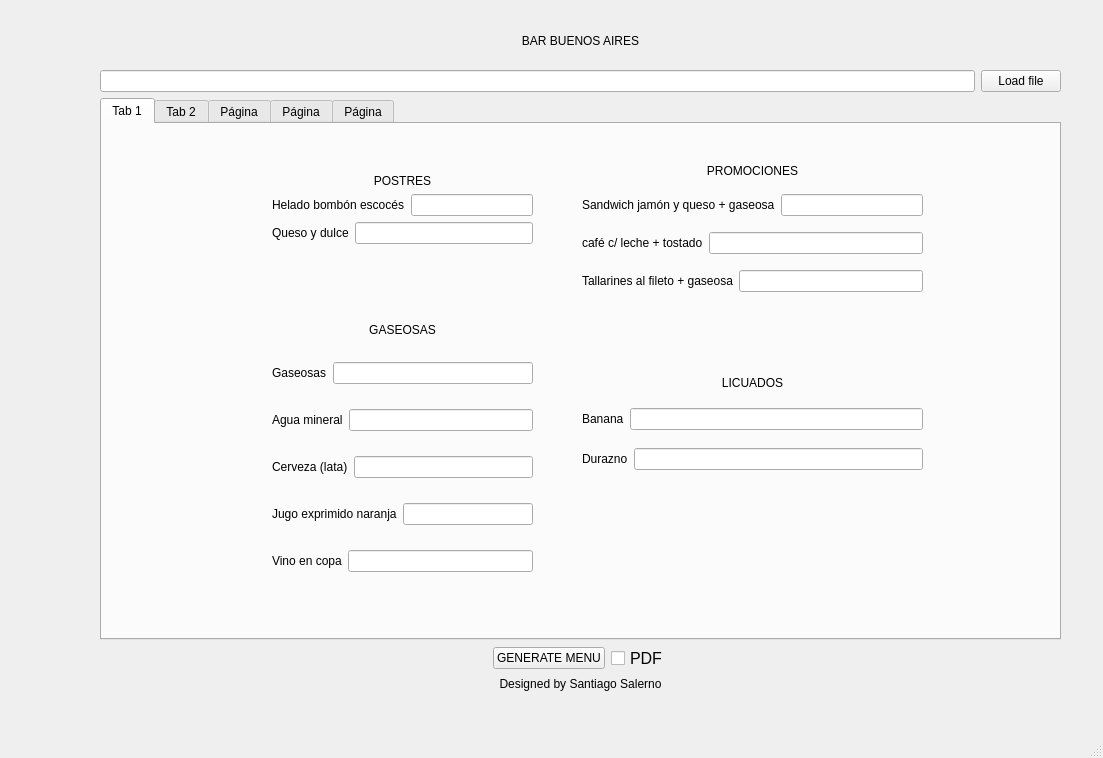
Santisaler/Menu-app, file ui/proyecto4.ui: the form before one commit.
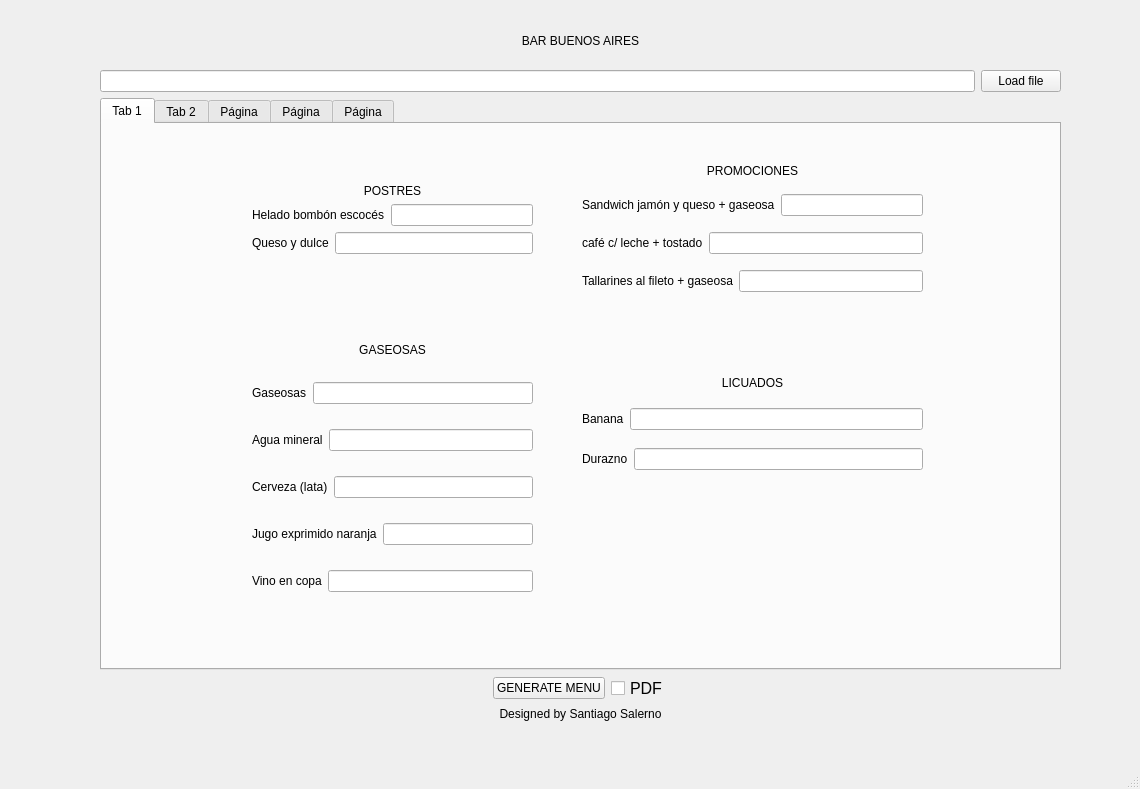
The form after the commit.

What changed in the file:
```diff
--- a/ui/proyecto4.ui
+++ b/ui/proyecto4.ui
@@ -6,8 +6,8 @@
    <rect>
     <x>0</x>
     <y>0</y>
-    <width>1103</width>
-    <height>758</height>
+    <width>1140</width>
+    <height>789</height>
    </rect>
   </property>
   <property name="windowTitle">
@@ -36,7 +36,7 @@
       <x>100</x>
       <y>70</y>
       <width>961</width>
-      <height>621</height>
+      <height>651</height>
      </rect>
     </property>
     <layout class="QVBoxLayout" name="verticalLayout_12">
@@ -70,10 +70,10 @@
         <widget class="QWidget" name="postres_container" native="true">
          <property name="geometry">
           <rect>
-           <x>160</x>
+           <x>140</x>
            <y>20</y>
-           <width>281</width>
-           <height>131</height>
+           <width>301</width>
+           <height>151</height>
           </rect>
          </property>
          <widget class="QWidget" name="verticalLayoutWidget_3">
@@ -81,8 +81,8 @@
            <rect>
             <x>10</x>
             <y>10</y>
-            <width>261</width>
-            <height>111</height>
+            <width>281</width>
+            <height>131</height>
            </rect>
           </property>
           <layout class="QVBoxLayout" name="verticalLayout_3">
@@ -140,9 +140,9 @@
         <widget class="QWidget" name="gaseosas_container" native="true">
          <property name="geometry">
           <rect>
-           <x>160</x>
-           <y>170</y>
-           <width>281</width>
+           <x>140</x>
+           <y>190</y>
+           <width>301</width>
            <height>311</height>
           </rect>
          </property>
@@ -151,7 +151,7 @@
            <rect>
             <x>10</x>
             <y>10</y>
-            <width>261</width>
+            <width>281</width>
             <height>291</height>
            </rect>
           </property>
```
Left out of the diff: 2 changed lines with no effect on the pictures.
